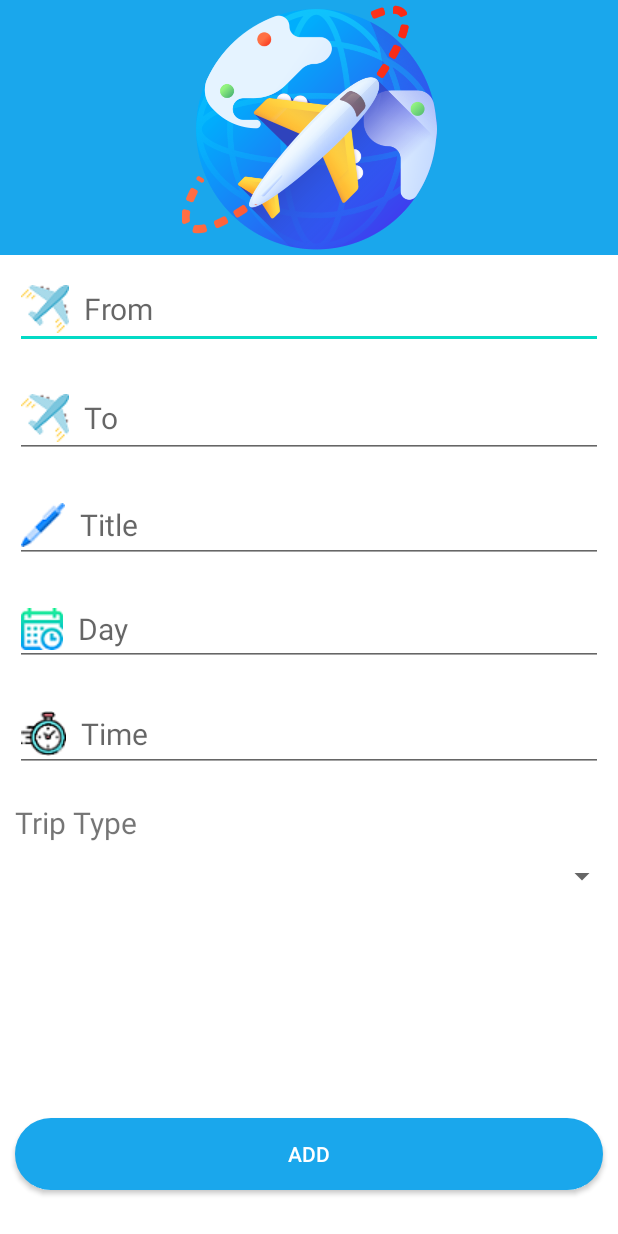
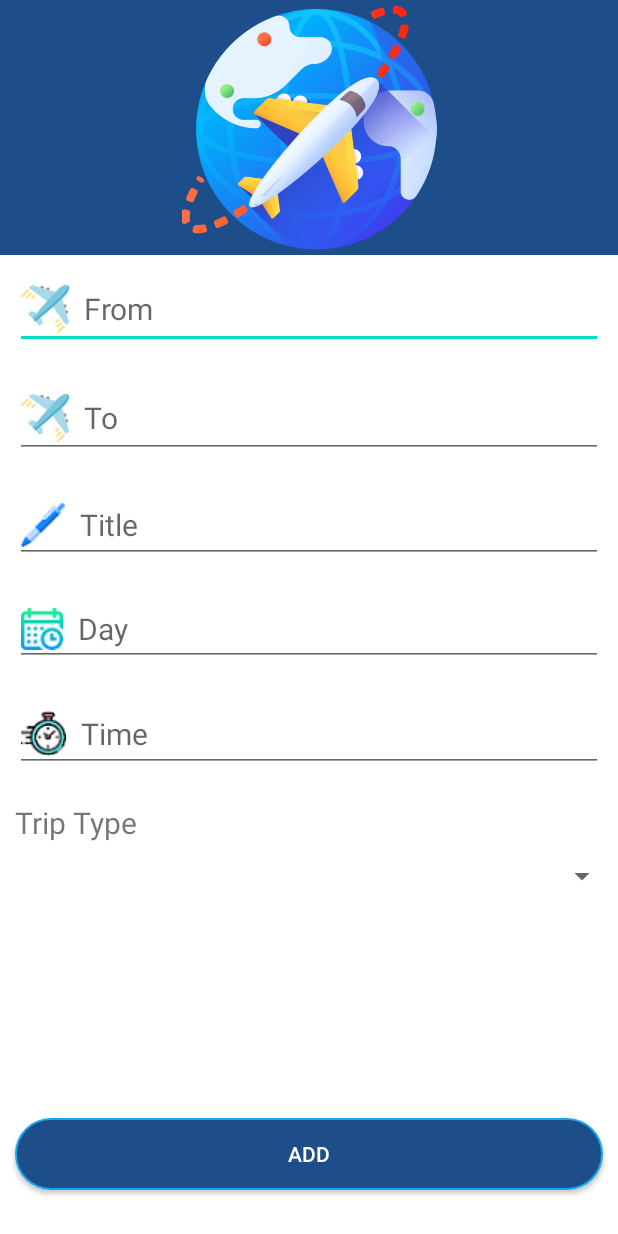
Before and after one commit to hussein1574/TripsApp, an Android app: the AddTrip screen opened directly, with no data from a screen before it, on a phone screen of 412 x 824 dp. Run offline under Robolectric (Android 15) with nearby library versions, the phone set to English and light mode, and no system bars.

Commit message:
changed color

```diff
--- a/app/src/main/res/drawable/button_background.xml
+++ b/app/src/main/res/drawable/button_background.xml
@@ -2,6 +2,6 @@
 <shape xmlns:android="http://schemas.android.com/apk/res/android" android:shape="rectangle">
         <stroke android:width="1dp" android:color="#1AA7EC" />
         <corners android:radius="50dp" />
-    <gradient android:startColor="#1AA7EC" android:centerColor="#1AA7EC" android:endColor="#1AA7EC" android:angle="90" />
+    <gradient android:startColor="#1d4e89" android:centerColor="#1d4e89" android:endColor="#1d4e89" android:angle="90" />
 
 </shape>
--- a/app/src/main/res/layout/activity_add_trip.xml
+++ b/app/src/main/res/layout/activity_add_trip.xml
@@ -13,7 +13,7 @@
         <ImageView
             android:layout_width="match_parent"
             android:layout_height="170dp"
-            android:background="#1AA7EC"
+            android:background="#1d4e89"
             android:contentDescription="@string/todo"
             android:src="@drawable/airplane"
             tools:ignore="ImageContrastCheck" />
```
